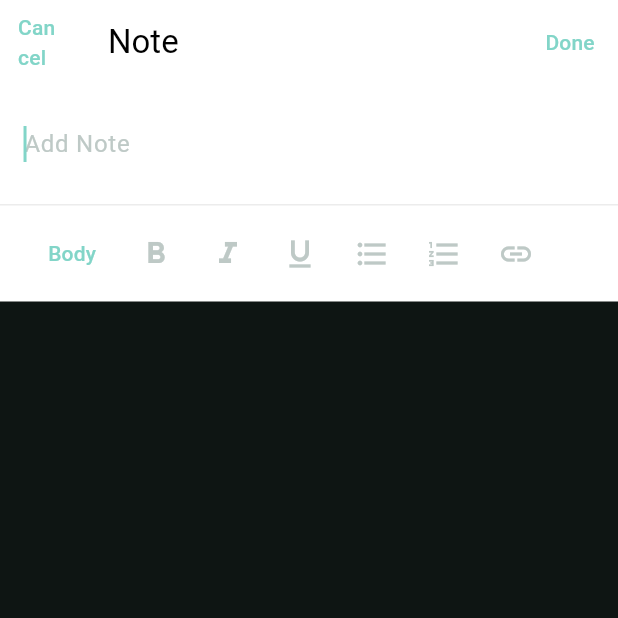
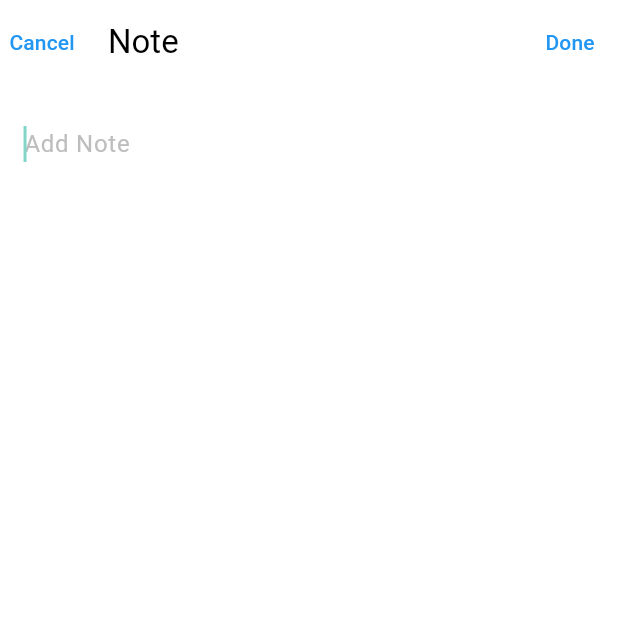
Before and after one commit to samniu/todo, a Flutter app: the NoteSheet screen opened directly with empty values, on a phone screen of 412 x 824 dp, the top half of it. Run offline on Flutter 3.47's test engine with Material 3 defaults, Android fonts, the phone set to English and light mode, and no system bars; our stand-ins replace get, get_storage, shared_preferences; accounts and stored records are empty.

Commit message:
fixed note sheet UI issue

```diff
--- a/lib/widgets/note_sheet.dart
+++ b/lib/widgets/note_sheet.dart
@@ -5,11 +5,7 @@ class NoteSheet extends StatefulWidget {
   final String? initialNote;
   final Function(String) onSave;
 
-  const NoteSheet({
-    super.key,
-    this.initialNote,
-    required this.onSave,
-  });
+  const NoteSheet({super.key, this.initialNote, required this.onSave});
 
   @override
   State<NoteSheet> createState() => _NoteSheetState();
@@ -32,28 +28,23 @@ class _NoteSheetState extends State<NoteSheet> {
 
   @override
   Widget build(BuildContext context) {
-    final bottomInset = MediaQuery.of(context).viewInsets.bottom;
-
-    return Container(
-      color: Colors.white,
-      padding: EdgeInsets.only(bottom: bottomInset),
-      child: Column(
-        mainAxisSize: MainAxisSize.min,
-        children: [
-          AppBar(
+    return Scaffold(
+      backgroundColor: Colors.white,
+      appBar: AppBar(
         backgroundColor: Colors.white,
         elevation: 0,
-            title: const Text(
-              'Note',
-              style: TextStyle(color: Colors.black),
+        title: const Text('Note', style: TextStyle(color: Colors.black)),
+        leading: TextButton(
+          style: TextButton.styleFrom(
+            padding: EdgeInsets.zero, // 移除默认的内边距
+            minimumSize: Size.zero, // 设置最小尺寸为零
           ),
-            leading: TextButton(
-              child: const Text('Cancel'),
+          child: const Text('Cancel', style: TextStyle(color: Colors.blue)),
           onPressed: () => Navigator.pop(context),
         ),
         actions: [
           TextButton(
-                child: const Text('Done'),
+            child: const Text('Done', style: TextStyle(color: Colors.blue)),
             onPressed: () {
               widget.onSave(_noteController.text.trim());
               Navigator.pop(context);
@@ -61,60 +52,23 @@ class _NoteSheetState extends State<NoteSheet> {
           ),
         ],
       ),
-          Padding(
+      resizeToAvoidBottomInset: true,
+      body: Column(
+        children: [
+          Expanded(
+            child: Padding(
               padding: const EdgeInsets.all(16.0),
               child: TextField(
                 controller: _noteController,
                 autofocus: true,
                 maxLines: null,
-              decoration:  InputDecoration(
+                style: const TextStyle(color: Colors.black), // 设置文本颜色
+                decoration: InputDecoration(
                   hintText: 'add_note'.tr,
+                  hintStyle: TextStyle(color: Colors.grey[400]), // 设置提示文本颜色
                   border: InputBorder.none,
                 ),
               ),
-          ),
-          Container(
-            padding: const EdgeInsets.symmetric(horizontal: 16, vertical: 8),
-            decoration: BoxDecoration(
-              border: Border(
-                top: BorderSide(
-                  color: Colors.grey.withOpacity(0.2),
-                ),
-              ),
-            ),
-            child: Row(
-              children: [
-                TextButton(
-                  child: const Text('Body'),
-                  onPressed: () {
-                    // TODO: 实现格式选项
-                  },
-                ),
-                IconButton(
-                  icon: const Icon(Icons.format_bold),
-                  onPressed: () {},
-                ),
-                IconButton(
-                  icon: const Icon(Icons.format_italic),
-                  onPressed: () {},
-                ),
-                IconButton(
-                  icon: const Icon(Icons.format_underline),
-                  onPressed: () {},
-                ),
-                IconButton(
-                  icon: const Icon(Icons.format_list_bulleted),
-                  onPressed: () {},
-                ),
-                IconButton(
-                  icon: const Icon(Icons.format_list_numbered),
-                  onPressed: () {},
-                ),
-                IconButton(
-                  icon: const Icon(Icons.link),
-                  onPressed: () {},
-                ),
-              ],
             ),
           ),
         ],
```
Lines whose indentation alone changed are shown as unchanged.
